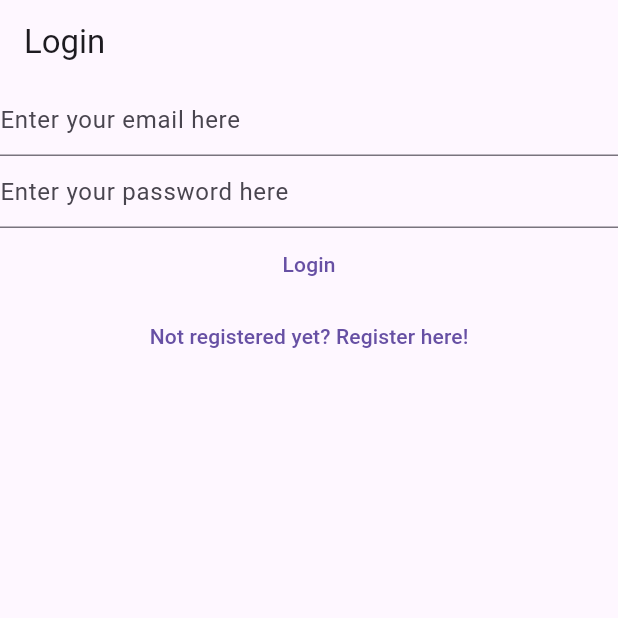
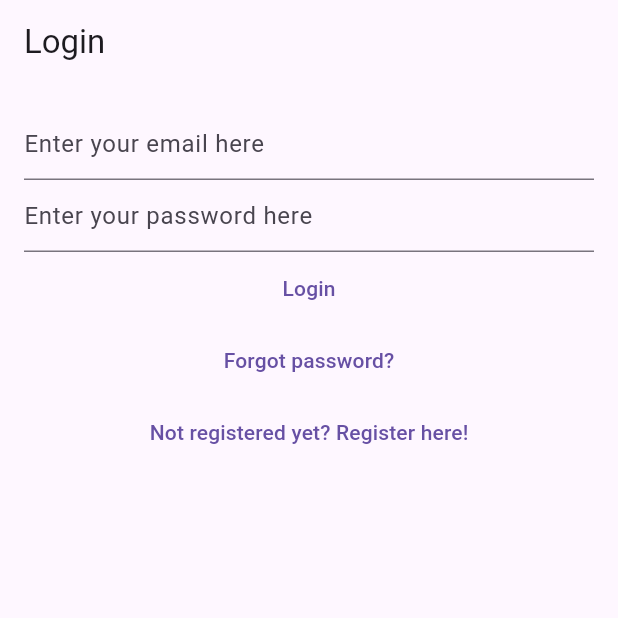
Before and after one commit to sukhaman/ListManager, a Flutter app: the screen it shows after launch, on a phone screen of 412 x 824 dp, the top half of it. Run offline on Flutter 3.47's test engine with Material 3 defaults, Android fonts, the phone set to English and light mode, and no system bars; our stand-ins replace bloc, cloud_firestore, equatable, firebase_auth, firebase_core, flutter_bloc and 1 more; accounts and stored records are empty.

Commit message:
padding added to login view

```diff
--- a/notesmanager/lib/views/login_view.dart
+++ b/notesmanager/lib/views/login_view.dart
@@ -61,7 +61,9 @@ class _LoginViewState extends State<LoginView> {
         appBar: AppBar(
           title: const Text('Login'),
         ),
-        body: Column(
+        body: Padding(
+          padding: const EdgeInsets.all(16.0),
+          child: Column(
             children: [
               TextField(
                 controller: _email,
@@ -96,6 +98,12 @@ class _LoginViewState extends State<LoginView> {
               ),
               TextButton(
                 onPressed: () {
+                  context.read<AuthBloc>().add(const AuthEventForgotPassword());
+                },
+                child: const Text('Forgot password?'),
+              ),
+              TextButton(
+                onPressed: () {
                   context.read<AuthBloc>().add(const AuthEventShouldRegister());
                 },
                 child: const Text('Not registered yet? Register here!'),
@@ -103,6 +111,7 @@ class _LoginViewState extends State<LoginView> {
             ],
           ),
         ),
+      ),
     );
   }
 }
```
Lines whose indentation alone changed are shown as unchanged.
